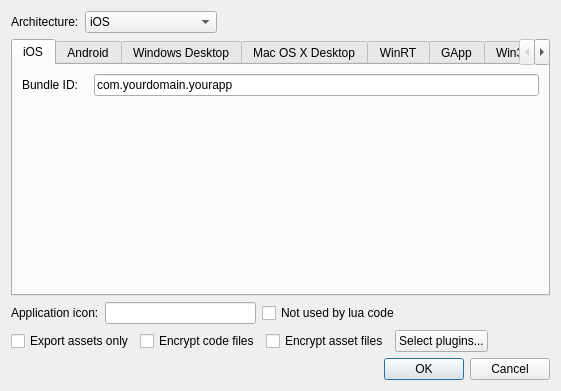
The window that ui/exportprojectdialog.ui (gideros/gideros) describes before a commit, drawn with Qt 5.
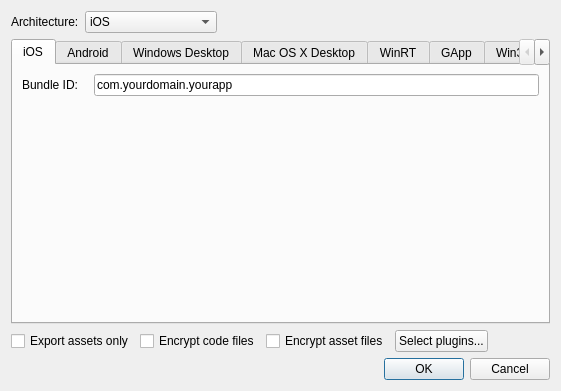
The same window after the commit.

Commit message: [studio] remove app icon from export dialo

```diff
--- a/ui/exportprojectdialog.ui
+++ b/ui/exportprojectdialog.ui
@@ -580,40 +580,6 @@
      </widget>
     </widget>
    </item>
-   <item>
-    <layout class="QHBoxLayout" name="horizontalLayout_6">
-     <item>
-      <widget class="QLabel" name="label_8">
-       <property name="text">
-        <string>Application icon:</string>
-       </property>
-      </widget>
-     </item>
-     <item>
-      <widget class="QLineEdit" name="app_icon"/>
-     </item>
-     <item>
-      <widget class="QCheckBox" name="app_icon_noexport">
-       <property name="text">
-        <string>Not used by lua code</string>
-       </property>
-      </widget>
-     </item>
-     <item>
-      <spacer name="horizontalSpacer_3">
-       <property name="orientation">
-        <enum>Qt::Horizontal</enum>
-       </property>
-       <property name="sizeHint" stdset="0">
-        <size>
-         <width>40</width>
-         <height>20</height>
-        </size>
-       </property>
-      </spacer>
-     </item>
-    </layout>
-   </item>
    <item>
     <layout class="QHBoxLayout" name="horizontalLayout">
      <item>
```
The commit also changes 1 other file.
